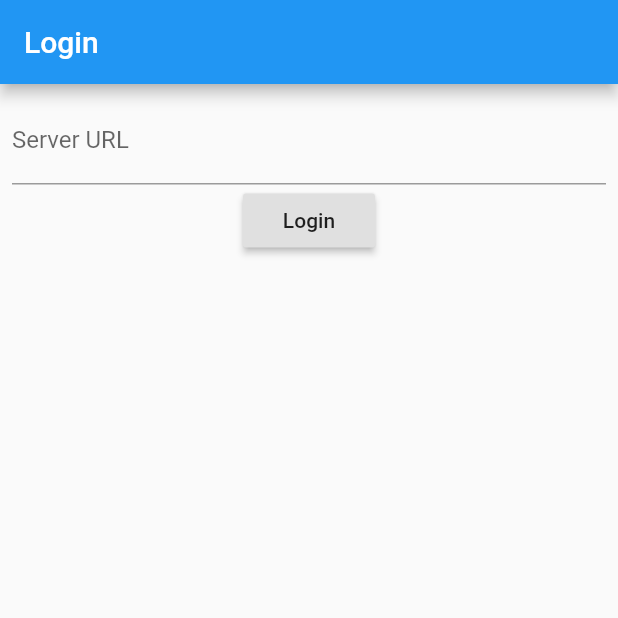
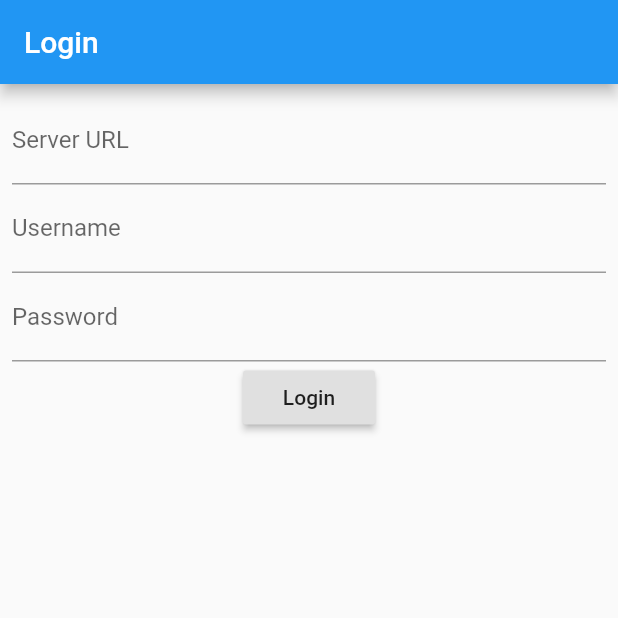
Before and after one commit to Teifun2/nextcloud-cookbook-flutter, a Flutter app: the screen it shows after launch, on a phone screen of 412 x 824 dp, the top half of it. Run offline on Flutter 3.47's test engine with Material 2 defaults, Android fonts, the phone set to English and light mode, and no system bars; our stand-ins replace bloc, cached_network_image, dio, equatable, flutter_bloc, flutter_secure_storage and 3 more; missing offline and left inert: flappy_search_bar.

Commit message:
Added new Form Fields

```diff
--- a/assets/i18n/de.json
+++ b/assets/i18n/de.json
@@ -12,6 +12,12 @@
         "empty": "Geben Sie die URL zu Ihrer Nextcloud Instanz an.",
         "pattern": "Geben Sie eine gültige URL an."
       }
+    },
+    "username": {
+      "field": "Benutzername"
+    },
+    "password": {
+      "field": "Passwort"
     },
     "button": "Anmelden",
     "errors": {
--- a/assets/i18n/en.json
+++ b/assets/i18n/en.json
@@ -12,6 +12,12 @@
         "empty": "Please enter the URL to your Nextcloud instance.",
         "pattern": "Please enter a valid URL"
       }
+    },
+    "username": {
+      "field": "Username"
+    },
+    "password": {
+      "field": "Password"
     },
     "button": "Login",
     "errors": {
--- a/lib/src/screens/form/login_form.dart
+++ b/lib/src/screens/form/login_form.dart
@@ -14,6 +14,8 @@ class LoginForm extends StatefulWidget {
 
 class _LoginFormState extends State<LoginForm> with WidgetsBindingObserver {
   final _serverUrl = TextEditingController();
+  final _username = TextEditingController();
+  final _password = TextEditingController();
   // Create a global key that uniquely identifies the Form widget
   // and allows validation of the form.
   //
@@ -80,7 +82,8 @@ class _LoginFormState extends State<LoginForm> with WidgetsBindingObserver {
                 children: [
                   TextFormField(
                     decoration: InputDecoration(
-                        labelText: translate('login.server_url.field')),
+                      labelText: translate('login.server_url.field'),
+                    ),
                     controller: _serverUrl,
                     keyboardType: TextInputType.url,
                     validator: (value) {
@@ -96,6 +99,21 @@ class _LoginFormState extends State<LoginForm> with WidgetsBindingObserver {
                       }
                       return null;
                     },
+                    textInputAction: TextInputAction.next,
+                  ),
+                  TextFormField(
+                    decoration: InputDecoration(
+                      labelText: translate('login.username.field'),
+                    ),
+                    controller: _username,
+                    textInputAction: TextInputAction.next,
+                  ),
+                  TextFormField(
+                    decoration: InputDecoration(
+                      labelText: translate('login.password.field'),
+                    ),
+                    controller: _password,
+                    obscureText: true,
                     onFieldSubmitted: (val) {
                       if (state is! LoginLoading) {
                         _onLoginButtonPressed();
```
